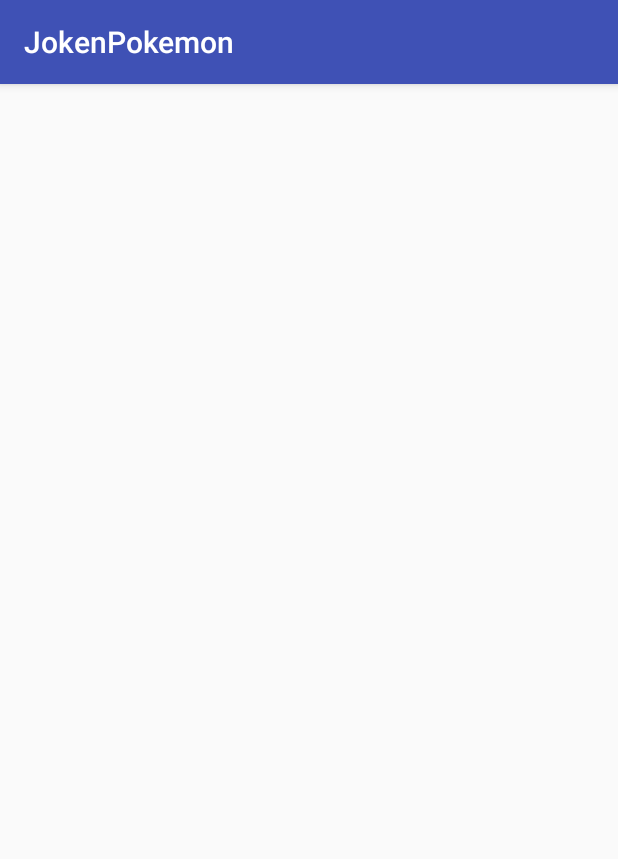
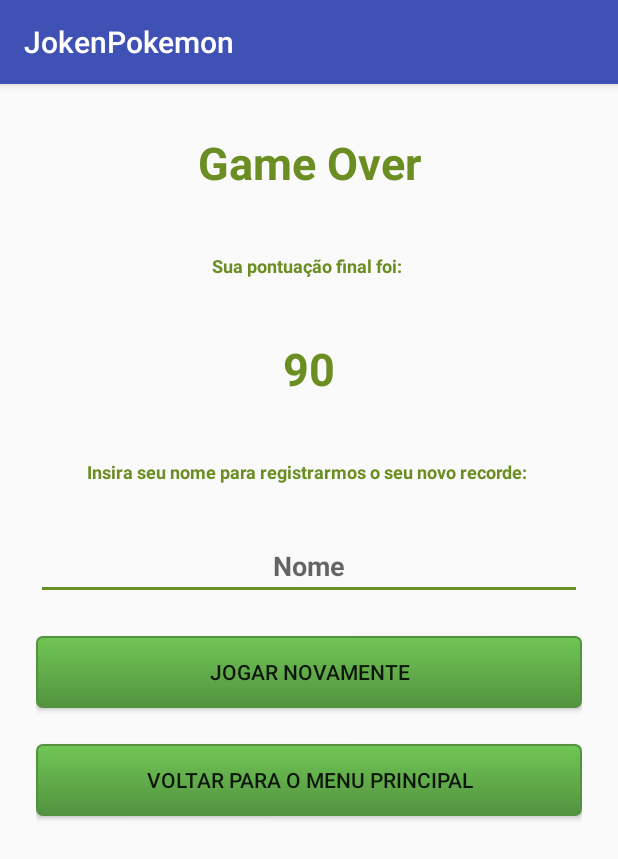
Before and after one commit to edandaniel/Jokenpokemon, an Android app: the GameOverActivity screen opened directly, with no data from a screen before it, on a phone screen of 412 x 824 dp. Shown: the top 859 px of the screen. Run offline under Robolectric (Android 15) with nearby library versions, the phone set to English and light mode, and no system bars; our stand-ins replace Volley; network calls fail.

Commit message:
Implementa Game Over Screen

```diff
--- a/app/build.gradle
+++ b/app/build.gradle
@@ -37,7 +37,6 @@ dependencies {
     androidTestImplementation 'com.android.support.test.espresso:espresso-core:3.0.2'
     implementation 'com.android.volley:volley:1.1.0'
     implementation 'com.google.code.gson:gson:2.4'
-
 }
 
 apply plugin: 'com.google.gms.google-services'
--- a/app/src/main/java/com/edandaniel/jokenpokemon/view/MenuActivity.kt
+++ b/app/src/main/java/com/edandaniel/jokenpokemon/view/MenuActivity.kt
@@ -26,7 +26,6 @@ class MenuActivity : AppCompatActivity() {
 
         btRanking.setOnClickListener {
             val intent = Intent(this, RankingActivity::class.java)
-            Log.e("Start Ranking Activity","Start Ranking Activity")
             startActivity(intent)
         }
 
--- a/app/src/main/res/layout/activity_game_over.xml
+++ b/app/src/main/res/layout/activity_game_over.xml
@@ -1,9 +1,97 @@
 <?xml version="1.0" encoding="utf-8"?>
-<android.support.constraint.ConstraintLayout xmlns:android="http://schemas.android.com/apk/res/android"
-    xmlns:app="http://schemas.android.com/apk/res-auto"
-    xmlns:tools="http://schemas.android.com/tools"
+<ScrollView xmlns:android="http://schemas.android.com/apk/res/android"
     android:layout_width="match_parent"
     android:layout_height="match_parent"
-    tools:context=".view.GameOverActivity">
+    android:fitsSystemWindows="true">
 
-</android.support.constraint.ConstraintLayout>
+    <LinearLayout
+        android:orientation="vertical"
+        android:paddingTop="@dimen/default_24_dp"
+        android:paddingLeft="@dimen/default_24_dp"
+        android:paddingRight="@dimen/default_24_dp"
+        android:layout_width="match_parent"
+        android:layout_height="wrap_content">
+
+        <TextView
+            android:layout_width="match_parent"
+            android:layout_height="wrap_content"
+            android:layout_marginBottom="@dimen/default_24_dp"
+            android:text="@string/game_over"
+            android:textColor="@color/colorAccent"
+            android:textSize="30sp"
+            android:textStyle="bold"
+            android:gravity="center"
+            android:padding="@dimen/default_8_dp"
+            />
+
+        <TextView
+            android:layout_width="match_parent"
+            android:layout_height="wrap_content"
+            android:layout_marginBottom="@dimen/default_24_dp"
+            android:text="Sua pontuação final foi: "
+            android:textColor="@color/colorAccent"
+            android:textSize="@dimen/default_14_sp"
+            android:textStyle="bold"
+            android:gravity="center"
+            android:padding="@dimen/default_8_dp"
+            />
+
+        <TextView
+            android:layout_width="match_parent"
+            android:layout_height="wrap_content"
+            android:layout_marginBottom="@dimen/default_24_dp"
+            android:text="90"
+            android:textColor="@color/colorAccent"
+            android:textSize="30sp"
+            android:textStyle="bold"
+            android:gravity="center"
+            android:padding="@dimen/default_8_dp"
+            android:id="@+id/txtRecord"
+            />
+
+        <TextView
+            android:layout_width="match_parent"
+            android:layout_height="wrap_content"
+            android:layout_marginBottom="@dimen/default_24_dp"
+            android:text="Insira seu nome para registrarmos o seu novo recorde: "
+            android:textColor="@color/colorAccent"
+            android:textSize="@dimen/default_14_sp"
+            android:textStyle="bold"
+            android:gravity="center"
+            android:padding="@dimen/default_8_dp"
+            />
+
+        <EditText
+            android:id="@+id/edtName"
+            android:layout_width="match_parent"
+            android:layout_height="wrap_content"
+            android:inputType="textPersonName"
+            android:hint="Nome"
+            android:textStyle="bold"
+            android:gravity="center"
+            />
+
+        <android.support.v7.widget.AppCompatButton
+            android:id="@+id/btEnviar"
+            android:layout_width="match_parent"
+            android:layout_height="wrap_content"
+            android:layout_marginTop="@dimen/default_24_dp"
+            android:layout_marginBottom="@dimen/default_24_dp"
+            android:padding="@dimen/default_12_dp"
+            android:text="Jogar novamente"
+            android:background="@drawable/botao_verde"/>
+
+        />
+
+        <android.support.v7.widget.AppCompatButton
+            android:id="@+id/btMenuPrincipal"
+            android:layout_width="match_parent"
+            android:layout_height="wrap_content"
+            android:layout_marginBottom="@dimen/default_24_dp"
+            android:padding="@dimen/default_12_dp"
+            android:text="Voltar para o Menu Principal"
+            android:background="@drawable/botao_verde"/>
+        />
+
+    </LinearLayout>
+</ScrollView>
--- a/app/src/main/res/values/strings.xml
+++ b/app/src/main/res/values/strings.xml
@@ -12,5 +12,7 @@
     <string name="desenvolvimento_app">Disciplina de Android da MBA de Desenvolvimento Mobile da FIAP.</string>
     <string name="adicionar_conta">Criar conta</string>
     <string name="pontos">Pontos</string>
+    <string name="game_over">Game Over</string>
     <string name="jogador">Jogador</string>
+
 </resources>
```
Also changed, not shown: app/src/main/java/com/edandaniel/jokenpokemon/view/GameOverActivity.kt (+59 -0 lines), app/src/main/java/com/edandaniel/jokenpokemon/view/LoginActivity.kt (+11 -11 lines), 1 other file.
